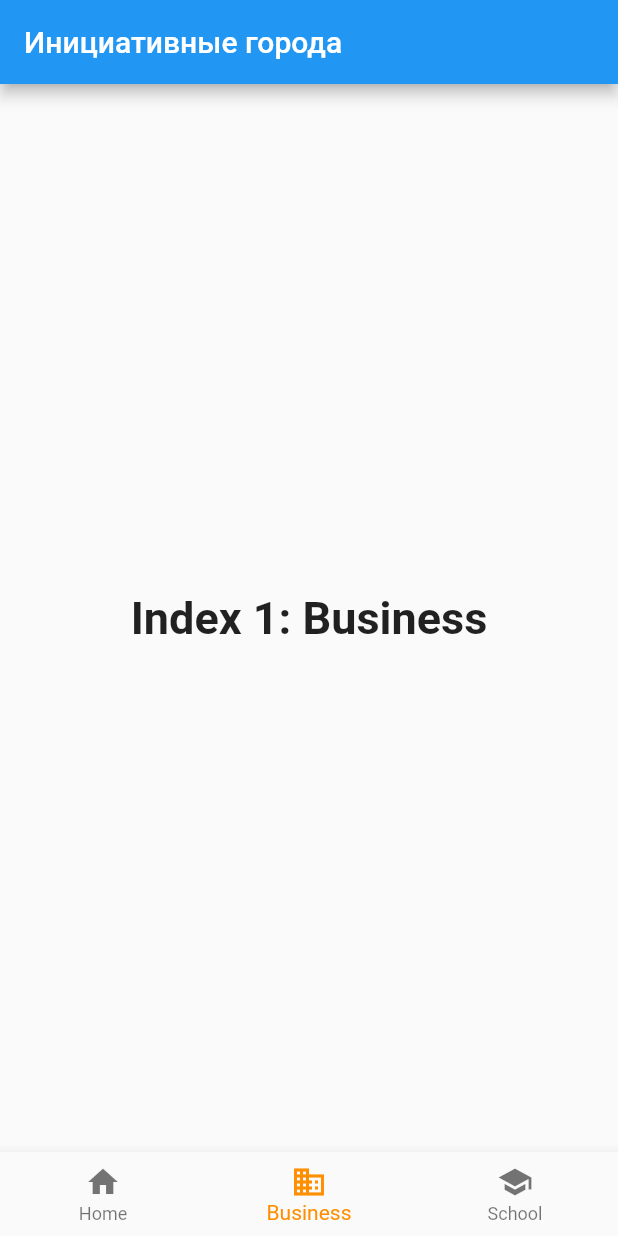
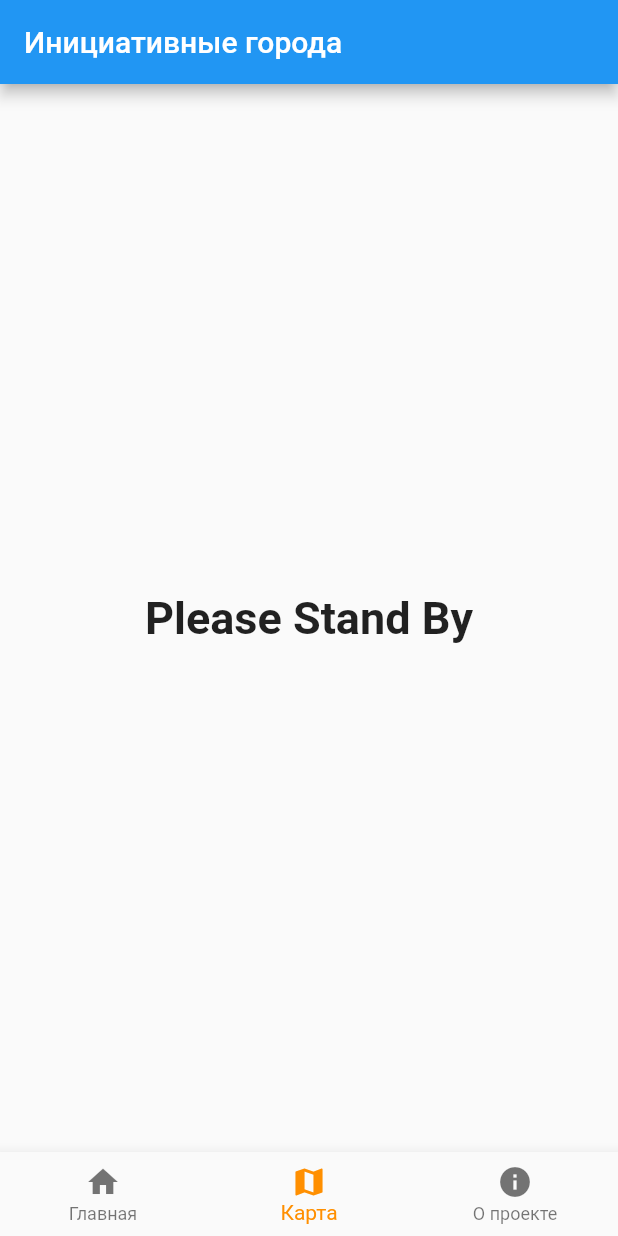
Before and after one commit to Naked-Snake04/public_initiativeWeek, a Flutter app: the screen it shows after launch, item 2 of the bottom bar chosen, on a phone screen of 412 x 824 dp. Run offline on Flutter 3.47's test engine with Material 2 defaults, Android fonts, the light colour scheme and no system bars.

Commit message:
Changed middle bar

```diff
--- a/lib/main.dart
+++ b/lib/main.dart
@@ -36,11 +36,11 @@
       style: optionStyle,
     ),
     Text(
-      'Index 1: Business',
+      'Please Stand By',
       style: optionStyle,
     ),
     Text(
-      'Index 2: School',
+      'Please Stand By',
       style: optionStyle,
     ),
   ];
@@ -64,15 +64,15 @@
         items: const <BottomNavigationBarItem>[
           BottomNavigationBarItem(
             icon: Icon(Icons.home),
-            label: 'Home',
+            label: 'Главная',
           ),
           BottomNavigationBarItem(
-            icon: Icon(Icons.business),
-            label: 'Business',
+            icon: Icon(Icons.map),
+            label: 'Карта',
           ),
           BottomNavigationBarItem(
-            icon: Icon(Icons.school),
-            label: 'School',
+            icon: Icon(Icons.info),
+            label: 'О проекте',
           ),
         ],
         currentIndex: _selectedIndex,
```
